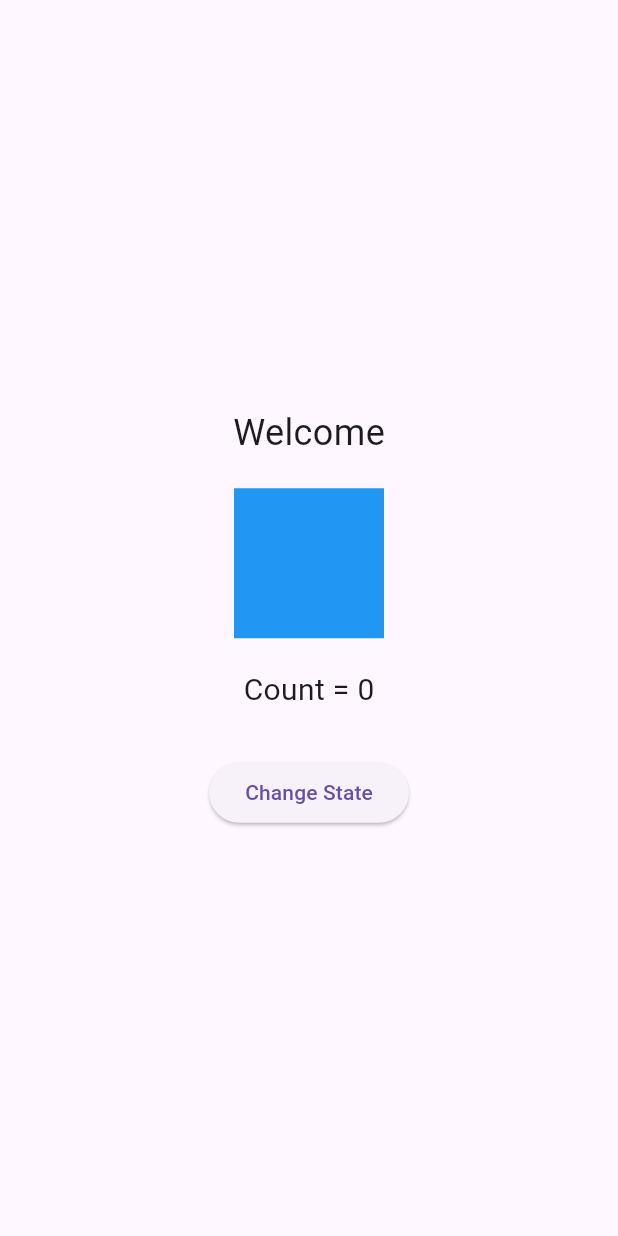
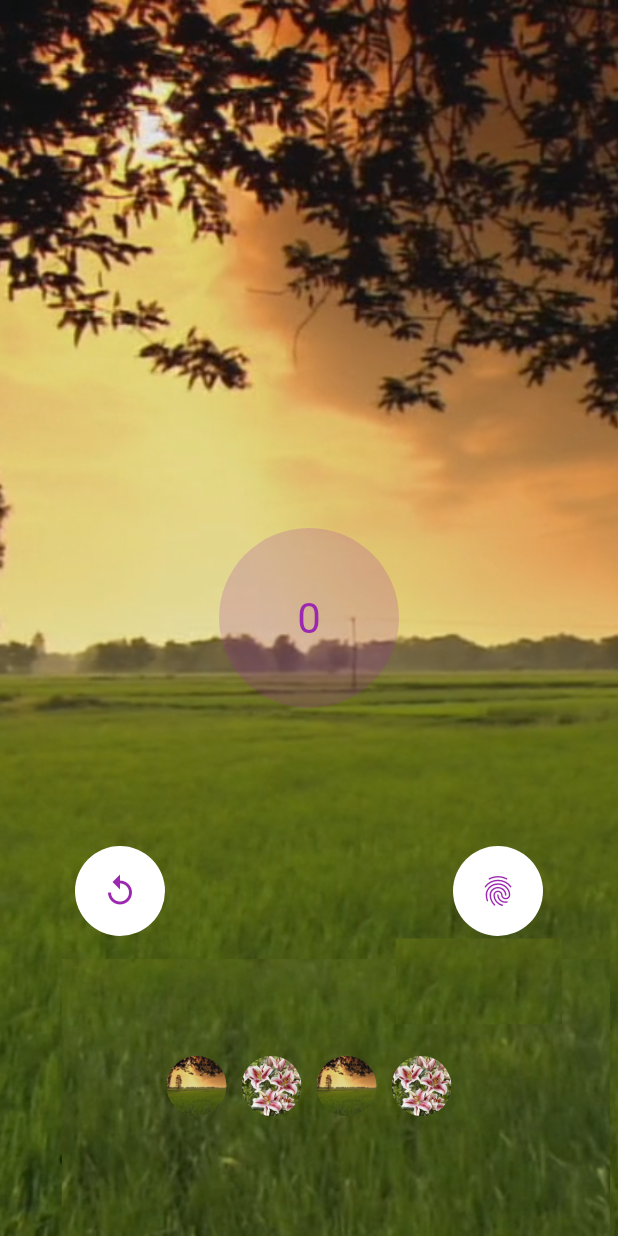
Before and after one commit to Nourhan-Elhamy/cubit-, a Flutter app: the screen it shows after launch, on a phone screen of 412 x 824 dp. Run offline on Flutter 3.47's test engine with Material 3 defaults, Android fonts, the phone set to English and light mode, and no system bars; our stand-ins replace bloc, flutter_bloc.

Commit message:
initial commit

```diff
--- /dev/null
+++ b/lib/core/app_images.dart
@@ -0,0 +1,6 @@
+class APPImages{
+
+  static String image ="assets/images/nature1.png";
+  static String image2="assets/images/image1.png";
+
+}
--- /dev/null
+++ b/lib/features/data/cubit_states.dart
@@ -0,0 +1,17 @@
+import 'package:bloc/bloc.dart';
+import 'package:cubit_task/core/app_images.dart';
+import 'package:flutter/material.dart';
+import 'package:flutter_bloc/flutter_bloc.dart';
+
+class CounterCubit extends Cubit<int> {
+  CounterCubit() : super(0);
+
+  void increment() => emit(state + 1);
+  void reset() => emit(0);
+}
+
+class BackgroundCubit extends Cubit<String> {
+  BackgroundCubit() : super(APPImages.image);
+
+  void changeBackground(String path) => emit(path);
+}
--- a/lib/features/views/screens/home.dart
+++ b/lib/features/views/screens/home.dart
@@ -1,45 +1,96 @@
+import 'package:cubit_task/core/app_images.dart';
+import 'package:cubit_task/features/data/cubit_states.dart';
 import 'package:flutter/material.dart';
 import 'package:flutter_bloc/flutter_bloc.dart';
-import '../widgets/cubit.dart';
+import 'package:flutter/material.dart';
+import 'package:flutter_bloc/flutter_bloc.dart';
+class HomeScreen extends StatelessWidget {
+   HomeScreen({super.key});
 
+  final List<String> backgrounds =  [
+    APPImages.image,
+    APPImages.image2,
+    APPImages.image,
+    APPImages.image2,  ];
 
-class HomeScreen extends StatelessWidget {
-  const HomeScreen({super.key});
   @override
   Widget build(BuildContext context) {
     return Scaffold(
-      body: Center(
-        child: BlocBuilder<TestCubitStates, TestCubit>(
-          builder: (context, state) {
-            return Column(
-              mainAxisAlignment: MainAxisAlignment.center,
-              children: [
-                Text(
-                  state.text,
-                  style: const TextStyle(fontSize: 24),
+      body: BlocBuilder<BackgroundCubit, String>(
+        builder: (context, bgPath) {
+          return Stack(
+            alignment: Alignment.center,
+            children: [
+              SizedBox.expand(
+                child: Image.asset(
+                  bgPath,
+                  fit: BoxFit.cover,
                 ),
-                const SizedBox(height: 20),
-                Container(
-                  height: 100,
-                  width: 100,
-                  color: state.color,
+              ),
+              BlocBuilder<CounterCubit, int>(
+                builder: (context, count) => Container(
+                  width: 120,
+                  height: 120,
+                  decoration: BoxDecoration(
+                    shape: BoxShape.circle,
+                    color: Colors.purple.withOpacity(0.2),
+                  ),
+                  alignment: Alignment.center,
+                  child: Text('$count',
+                      style: const TextStyle(fontSize: 28, color: Colors.purple)),
                 ),
-                const SizedBox(height: 20),
-                Text(
-                  "Count = ${state.count}",
-                  style: const TextStyle(fontSize: 20),
+              ),
+              Positioned(
+                right: 50,
+                bottom: 200,
+                child: GestureDetector(
+                  onTap: () => context.read<CounterCubit>().increment(),
+                  child: const CircleAvatar(
+                    radius: 30,
+                    backgroundColor: Colors.white,
+                    child: Icon(Icons.fingerprint, color: Colors.purple),
+                  ),
                 ),
-                const SizedBox(height: 30),
-                ElevatedButton(
-                  onPressed: () {
-                    context.read<TestCubitStates>().updateState();
-                  },
-                  child: const Text("Change State"),
-                )
-              ],
-            );
-          },
-        ),
+              ),
+              Positioned(
+                left: 50,
+                bottom: 200,
+                child: GestureDetector(
+                  onTap: () => context.read<CounterCubit>().reset(),
+                  child: const CircleAvatar(
+                    radius: 30,
+                    backgroundColor: Colors.white,
+                    child: Icon(Icons.replay, color: Colors.purple),
+                  ),
+                ),
+              ),
+              Positioned(
+                bottom: 80,
+                child: Row(
+                  children: List.generate(backgrounds.length, (index) {
+                    return GestureDetector(
+                      onTap: () => context
+                          .read<BackgroundCubit>()
+                          .changeBackground(backgrounds[index]),
+                      child: Container(
+                        margin: const EdgeInsets.symmetric(horizontal: 5),
+                        width: 40,
+                        height: 40,
+                        decoration: BoxDecoration(
+                          shape: BoxShape.circle,
+                          image: DecorationImage(
+                            image: AssetImage(backgrounds[index]),
+                            fit: BoxFit.cover,
+                          ),
+                        ),
+                      ),
+                    );
+                  }),
+                ),
+              )
+            ],
+          );
+        },
       ),
     );
   }
--- a/lib/features/views/widgets/cubit.dart
+++ /dev/null
@@ -1,34 +0,0 @@
-import 'package:flutter/material.dart';
-import 'package:flutter_bloc/flutter_bloc.dart';
-
-class TestCubit {
-  final String text;
-  final Color color;
-  final int count;
-
-  TestCubit({required this.text, required this.color, required this.count});
-
-  TestCubit copyWith({String? text, Color? color, int? count}) {
-    return TestCubit(
-      text: text ?? this.text,
-      color: color ?? this.color,
-      count: count ?? this.count,
-    );
-  }
-}
-
-class TestCubitStates extends Cubit<TestCubit> {
-  TestCubitStates() : super(TestCubit(text: "Welcome", color: Colors.blue, count: 0));
-
-  void updateState() {
-    final newText = state.text == "Welcome" ? "Nourhan Elhamy" : "Welcome";
-    final newColor = state.color == Colors.blue ? Colors.red : Colors.blue;
-    final newCount = state.count + 1;
-
-    emit(state.copyWith(
-      text: newText,
-      color: newColor,
-      count: newCount,
-    ));
-  }
-}
--- a/lib/main.dart
+++ b/lib/main.dart
@@ -1,5 +1,26 @@
 import 'package:flutter/material.dart';
-import 'my_app.dart';
+import 'package:flutter_bloc/flutter_bloc.dart';
+import 'features/views/screens/home.dart';
+import 'features/data/cubit_states.dart';
+
 void main() {
   runApp(const MyApp());
 }
+
+class MyApp extends StatelessWidget {
+  const MyApp({super.key});
+
+  @override
+  Widget build(BuildContext context) {
+    return MultiBlocProvider(
+      providers: [
+        BlocProvider(create: (_) => CounterCubit()),
+        BlocProvider(create: (_) => BackgroundCubit()),
+      ],
+      child: MaterialApp(
+        debugShowCheckedModeBanner: false,
+        home: HomeScreen(),
+      ),
+    );
+  }
+}
--- a/lib/my_app.dart
+++ /dev/null
@@ -1,21 +0,0 @@
-
-import 'package:flutter/material.dart';
-import 'package:flutter_bloc/flutter_bloc.dart';
-
-import 'features/views/widgets/cubit.dart';
-import 'features/views/screens/home.dart';
-
-class MyApp extends StatelessWidget {
-  const MyApp({super.key});
-
-  @override
-  Widget build(BuildContext context) {
-    return MaterialApp(
-      title: 'Cubit Example',
-      home: BlocProvider(
-        create: (_) => TestCubitStates(),
-        child: HomeScreen(),
-      ),
-    );
-  }
-}
--- a/pubspec.yaml
+++ b/pubspec.yaml
@@ -60,8 +60,8 @@ flutter:
   uses-material-design: true
 
   # To add assets to your application, add an assets section, like this:
-  # assets:
-  #   - images/a_dot_burr.jpeg
+  assets:
+     - assets/images/
   #   - images/a_dot_ham.jpeg
 
   # An image asset can refer to one or more resolution-specific "variants", see
```
Also changed, not shown: assets/images/1.png (added), assets/images/Ellipse 154.png (added), assets/images/HJ.jpeg (added), assets/images/N.jpeg (added), assets/images/foster-lake.jpg (added), assets/images/image1.png (added), assets/images/images (2).jpeg (added), assets/images/nature1.png (added), assets/images/rtr.png (added), 2 other files.
